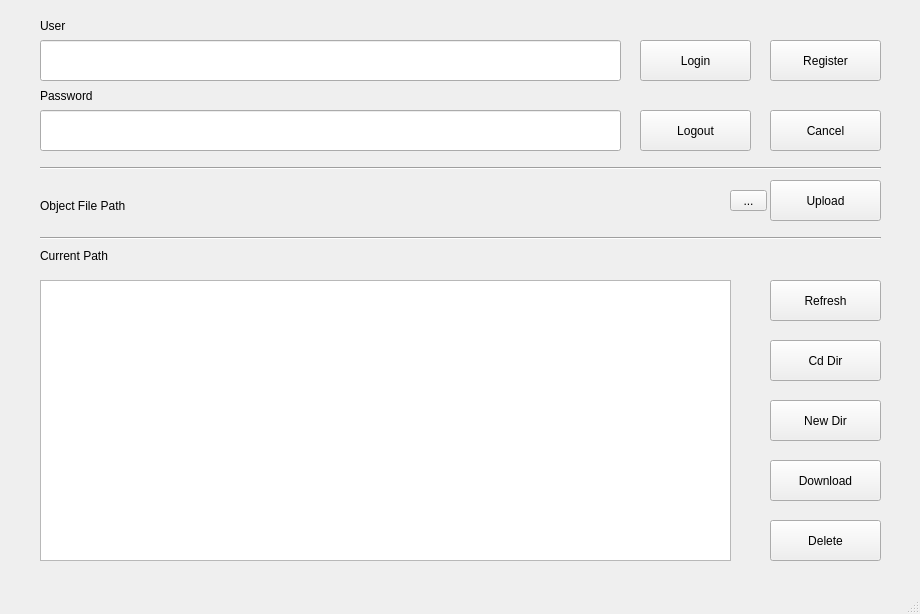
The window that Client/src/mainwindow.ui (Fujh-nk/myFtps) describes before a commit, drawn with Qt 5.
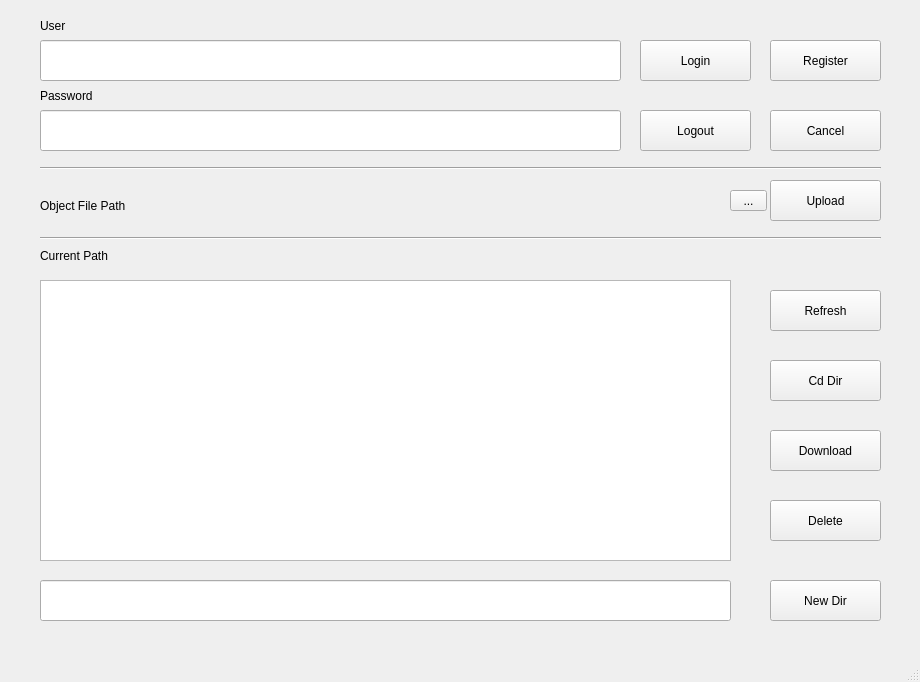
The same window after the commit.

Commit message: update mainwindow.py for add name_input LineEdit

Patch:
```diff
--- a/Client/src/mainwindow.ui
+++ b/Client/src/mainwindow.ui
@@ -7,7 +7,7 @@
     <x>0</x>
     <y>0</y>
     <width>920</width>
-    <height>614</height>
+    <height>682</height>
    </rect>
   </property>
   <property name="windowTitle">
@@ -18,7 +18,7 @@
     <property name="geometry">
      <rect>
       <x>770</x>
-      <y>460</y>
+      <y>430</y>
       <width>111</width>
       <height>41</height>
      </rect>
@@ -44,7 +44,7 @@
     <property name="geometry">
      <rect>
       <x>770</x>
-      <y>520</y>
+      <y>500</y>
       <width>111</width>
       <height>41</height>
      </rect>
@@ -57,7 +57,7 @@
     <property name="geometry">
      <rect>
       <x>770</x>
-      <y>400</y>
+      <y>580</y>
       <width>111</width>
       <height>41</height>
      </rect>
@@ -73,7 +73,7 @@
     <property name="geometry">
      <rect>
       <x>770</x>
-      <y>340</y>
+      <y>360</y>
       <width>111</width>
       <height>41</height>
      </rect>
@@ -115,7 +115,7 @@
     <property name="geometry">
      <rect>
       <x>770</x>
-      <y>280</y>
+      <y>290</y>
       <width>111</width>
       <height>41</height>
      </rect>
@@ -283,6 +283,19 @@
      <bool>false</bool>
     </property>
    </widget>
+   <widget class="QLineEdit" name="name_input">
+    <property name="geometry">
+     <rect>
+      <x>40</x>
+      <y>580</y>
+      <width>691</width>
+      <height>41</height>
+     </rect>
+    </property>
+    <property name="text">
+     <string/>
+    </property>
+   </widget>
   </widget>
   <widget class="QMenuBar" name="menubar">
    <property name="geometry">
```
